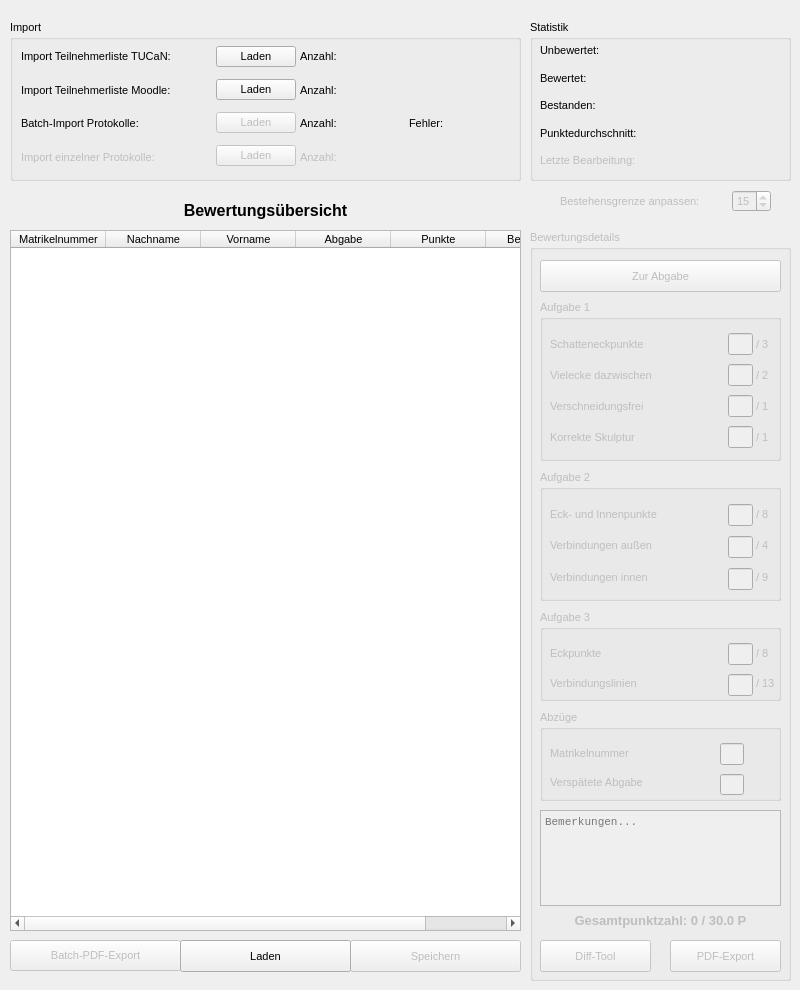
Dimey/IIB_GMV-Testat, file ui/gmvtestat2_win.ui: the form before one commit.
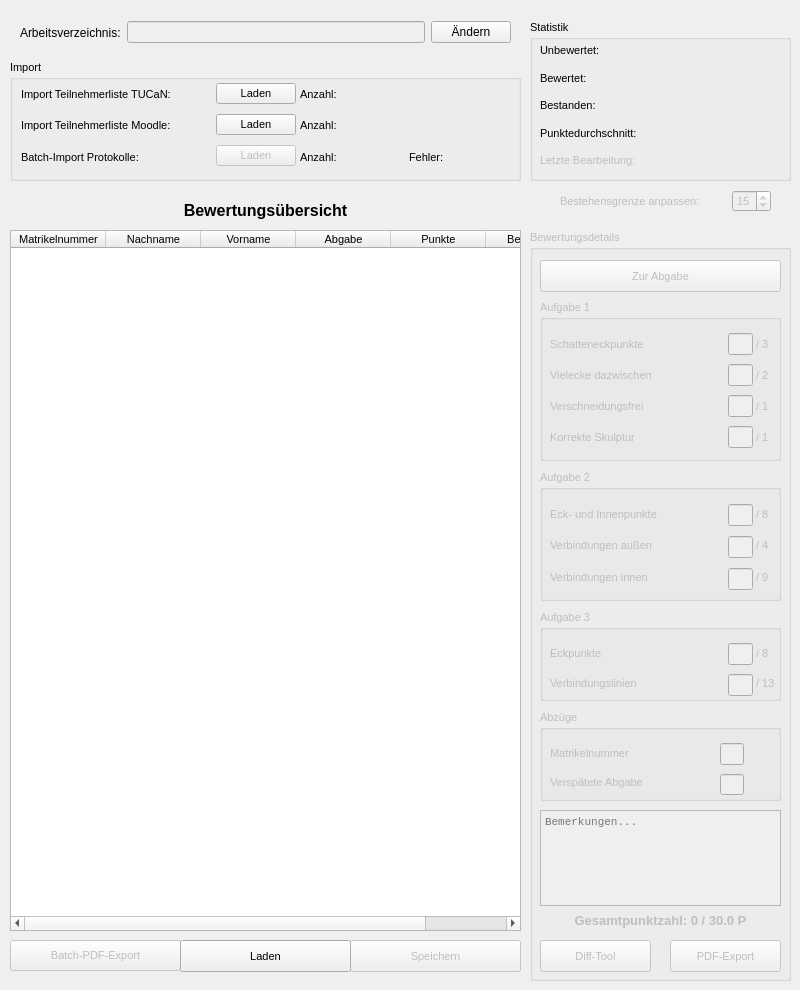
The form after the commit. Icons and pictures are not drawn.

Commit message: 'Arbeitsverzeichnis' added to WIN-UI

What changed in the file:
```diff
--- a/ui/gmvtestat2_win.ui
+++ b/ui/gmvtestat2_win.ui
@@ -889,9 +889,9 @@
     <property name="geometry">
      <rect>
       <x>10</x>
-      <y>20</y>
+      <y>60</y>
       <width>511</width>
-      <height>161</height>
+      <height>121</height>
      </rect>
     </property>
     <property name="font">
@@ -906,9 +906,9 @@
      <property name="geometry">
       <rect>
        <x>11</x>
-       <y>21</y>
+       <y>20</y>
        <width>491</width>
-       <height>131</height>
+       <height>91</height>
       </rect>
      </property>
      <layout class="QHBoxLayout" name="horizontalLayout" stretch="3,0,0,1,0,1">
@@ -953,21 +953,6 @@
           </property>
          </widget>
         </item>
-        <item>
-         <widget class="QLabel" name="label_4">
-          <property name="enabled">
-           <bool>false</bool>
-          </property>
-          <property name="font">
-           <font>
-            <pointsize>8</pointsize>
-           </font>
-          </property>
-          <property name="text">
-           <string>Import einzelner Protokolle:</string>
-          </property>
-         </widget>
-        </item>
        </layout>
       </item>
       <item>
@@ -1014,21 +999,6 @@
           </property>
          </widget>
         </item>
-        <item>
-         <widget class="QPushButton" name="EinzelKpLaden_btn">
-          <property name="enabled">
-           <bool>false</bool>
-          </property>
-          <property name="font">
-           <font>
-            <pointsize>8</pointsize>
-           </font>
-          </property>
-          <property name="text">
-           <string>Laden</string>
-          </property>
-         </widget>
-        </item>
        </layout>
       </item>
       <item>
@@ -1069,21 +1039,6 @@
           </property>
          </widget>
         </item>
-        <item>
-         <widget class="QLabel" name="label_9">
-          <property name="enabled">
-           <bool>false</bool>
-          </property>
-          <property name="font">
-           <font>
-            <pointsize>8</pointsize>
-           </font>
-          </property>
-          <property name="text">
-           <string>Anzahl:</string>
-          </property>
-         </widget>
-        </item>
        </layout>
       </item>
       <item>
@@ -1124,18 +1079,6 @@
           </property>
          </widget>
         </item>
-        <item>
-         <widget class="QLabel" name="label_13">
-          <property name="font">
-           <font>
-            <pointsize>8</pointsize>
-           </font>
-          </property>
-          <property name="text">
-           <string/>
-          </property>
-         </widget>
-        </item>
        </layout>
       </item>
       <item>
@@ -1166,13 +1109,6 @@
           </property>
          </widget>
         </item>
-        <item>
-         <widget class="QLabel" name="label_42">
-          <property name="text">
-           <string/>
-          </property>
-         </widget>
-        </item>
        </layout>
       </item>
       <item>
@@ -1203,13 +1139,6 @@
           </property>
          </widget>
         </item>
-        <item>
-         <widget class="QLabel" name="label_45">
-          <property name="text">
-           <string/>
-          </property>
-         </widget>
-        </item>
        </layout>
       </item>
      </layout>
@@ -1456,6 +1385,39 @@
      </item>
     </layout>
    </widget>
+   <widget class="QWidget" name="">
+    <property name="geometry">
+     <rect>
+      <x>20</x>
+      <y>20</y>
+      <width>491</width>
+      <height>25</height>
+     </rect>
+    </property>
+    <layout class="QHBoxLayout" name="horizontalLayout_8">
+     <item>
+      <widget class="QLabel" name="label_4">
+       <property name="text">
+        <string>Arbeitsverzeichnis:</string>
+       </property>
+      </widget>
+     </item>
+     <item>
+      <widget class="QLineEdit" name="pfad_lineEdit">
+       <property name="enabled">
+        <bool>false</bool>
+       </property>
+      </widget>
+     </item>
+     <item>
+      <widget class="QPushButton" name="pfad_btn">
+       <property name="text">
+        <string>Ändern</string>
+       </property>
+      </widget>
+     </item>
+    </layout>
+   </widget>
   </widget>
   <action name="actionHallo">
    <property name="text">
```
Left out of the diff: 2 changed lines with no effect on the pictures.
